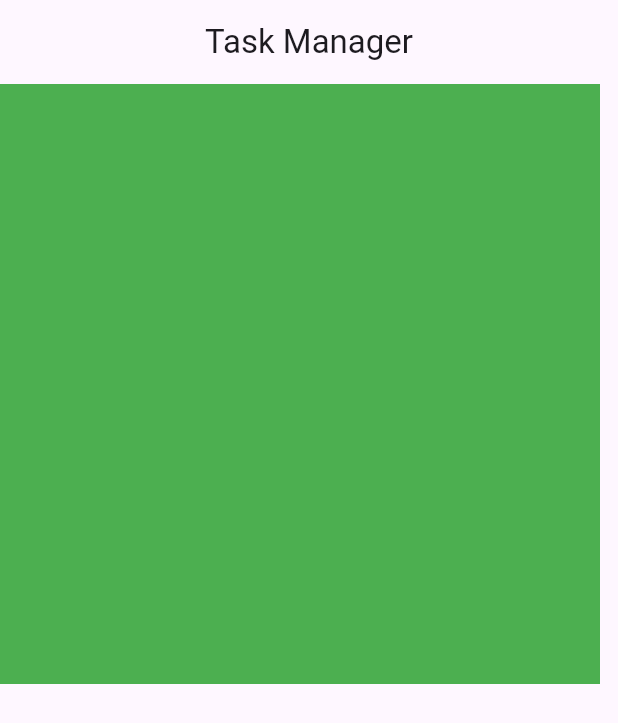
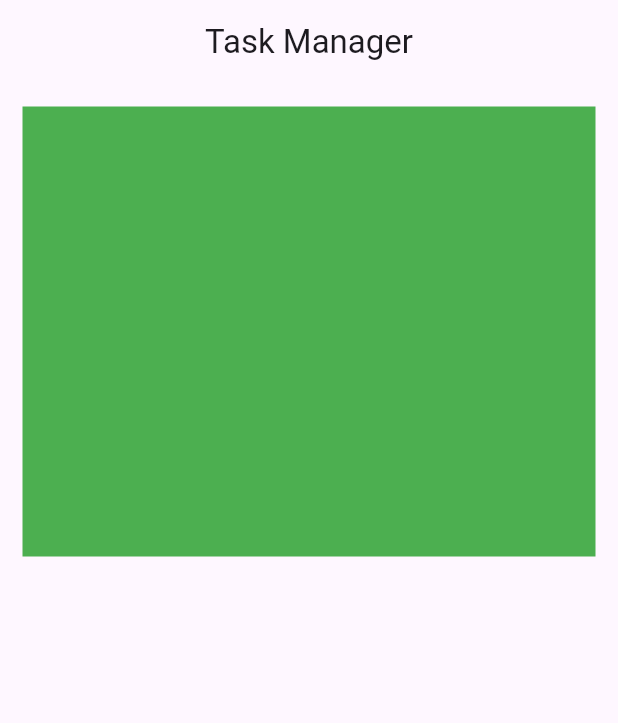
Before and after one commit to rabiaryal/task_manager_023, a Flutter app: the screen it shows after launch, on a phone screen of 412 x 824 dp. Shown: the top 723 px of the screen. Run offline on Flutter 3.47's test engine with Material 3 defaults, Android fonts, the phone set to English and light mode, and no system bars.

Commit message:
file structure managed

```diff
--- a/lib/main.dart
+++ b/lib/main.dart
@@ -1,5 +1,5 @@
 import 'package:flutter/material.dart';
-import 'package:task_manager_023/screens/homescreen.dart';
+import 'package:task_manager_023/screens/home_screen.dart';
 
 void main() {
   runApp(const MyApp());
@@ -18,6 +18,7 @@ class MyApp extends StatelessWidget {
         colorScheme: ColorScheme.fromSeed(seedColor: Colors.deepPurple),
         useMaterial3: true,
       ),
-        home: const HomeScreen());
+      home: HomeScreen(),
+    );
   }
 }
--- a/lib/screens/homescreen.dart
+++ b/lib/screens/home_screen.dart
@@ -12,18 +12,21 @@ class _HomeScreenState extends State<HomeScreen> {
   Widget build(BuildContext context) {
     return Scaffold(
       appBar: AppBar(
+        title: const Text("Task Manager"),
         centerTitle: true,
-        title: const Text("Task Manager"),
       ),
-      body: Column(
+      body: Padding(
+        padding: const EdgeInsets.symmetric(horizontal: 15.0, vertical: 15),
+        child: Column(
           children: [
             Container(
-            height: 400,
+              height: 300,
               width: 400,
               color: Colors.green,
             )
           ],
         ),
+      ),
     );
   }
 }
```
Also changed, not shown: lib/screens/add_task_screen.dart (added), lib/screens/setting_screen.dart (added), lib/screens/task_details_screen.dart (added), 1 other file. Lines whose indentation alone changed are shown as unchanged.
